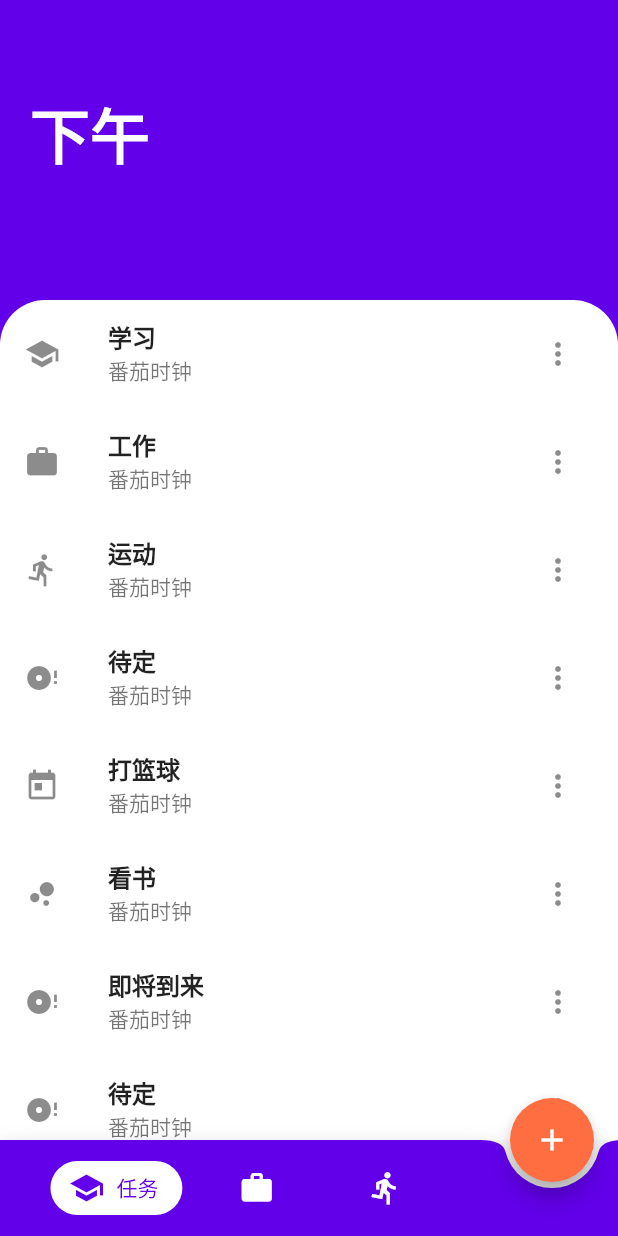
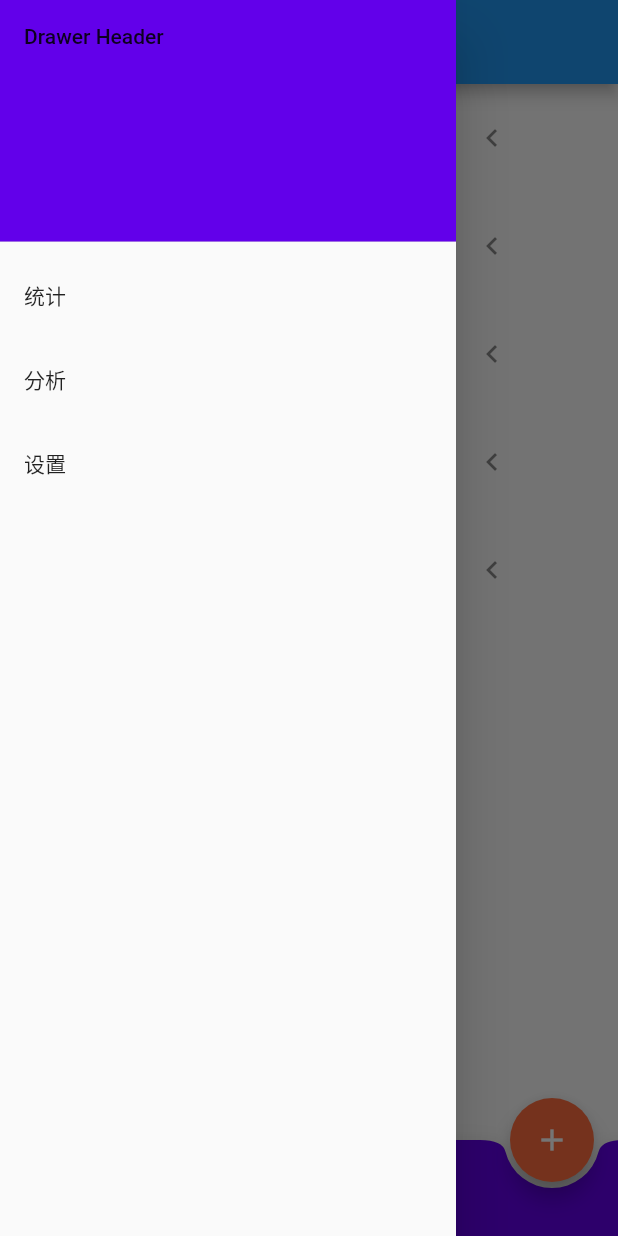
Before and after one commit to ChrisYhP/tomato-flutter, a Flutter app: the screen it shows after launch, with the side drawer open (before the commit the screen has no drawer), on a phone screen of 412 x 824 dp. Run offline on Flutter 3.47's test engine with Material 2 defaults, Android fonts, the phone set to English and light mode, and no system bars; our stand-ins replace audioplayers.

Commit message:
新增删除动画

```diff
--- a/lib/main.dart
+++ b/lib/main.dart
@@ -1,6 +1,10 @@
 import 'package:flutter/foundation.dart';
 import 'package:flutter/material.dart';
+import 'dart:math' as math;
 import 'audio.dart';
+import './pages/addlist/addList.dart';
+import './animation//RotationXTransition.dart';
+
 
 void main() {
   runApp(MyApp());
@@ -12,11 +16,11 @@ class MyApp extends StatelessWidget {
     return MaterialApp(
       title: 'Flutter',
       theme: ThemeData(
-        primaryColor: Colors.deepPurpleAccent[700],
+        primarySwatch: Colors.blue,
         visualDensity: VisualDensity.adaptivePlatformDensity,
       ),
       home: MyHomePage(),
-      routes: {},
+      routes: {"addList": (context) => AddList()},
     );
   }
 }
@@ -30,30 +34,22 @@ class MyHomePage extends StatefulWidget {
   _MyHomePageState createState() => _MyHomePageState();
 }
 
-class _MyHomePageState extends State<MyHomePage> {
+class _MyHomePageState extends State<MyHomePage> with TickerProviderStateMixin{
+
   final GlobalKey<AnimatedListState> _listkey = GlobalKey();
+
   int index = 0;
+
   int currentPage = 0;
+
   GlobalKey bottomNavigationKey = GlobalKey();
-  // 音频
 
   List _taskItems = [
-    {'name': '学习', 'icon': Icon(Icons.school)},
-    {'name': '工作', 'icon': Icon(Icons.work)},
-    {'name': '运动', 'icon': Icon(Icons.directions_run)},
-    {'name': '待定', 'icon': Icon(Icons.disc_full)},
-    {'name': '打篮球', 'icon': Icon(Icons.today)},
-    {'name': '看书', 'icon': Icon(Icons.bubble_chart)},
-    {'name': '即将到来', 'icon': Icon(Icons.disc_full)},
-    {'name': '待定', 'icon': Icon(Icons.disc_full)},
-    {'name': '打篮球', 'icon': Icon(Icons.today)},
-    {'name': '看书', 'icon': Icon(Icons.bubble_chart)},
-    {'name': '即将到来', 'icon': Icon(Icons.disc_full)},
-    {'name': '待定', 'icon': Icon(Icons.disc_full)},
-    {'name': '打篮球', 'icon': Icon(Icons.today)},
-    {'name': '看书', 'icon': Icon(Icons.bubble_chart)},
-    {'name': '即将到来', 'icon': Icon(Icons.disc_full)},
-    {'name': '待定', 'icon': Icon(Icons.disc_full)},
+    {'name': '学习', 'icon': Icon(Icons.school), 'isTap': false},
+    {'name': '工作', 'icon': Icon(Icons.work), 'isTap': false},
+    {'name': '运动', 'icon': Icon(Icons.directions_run), 'isTap': false},
+    {'name': '学习', 'icon': Icon(Icons.school), 'isTap': false},
+    {'name': '工作', 'icon': Icon(Icons.work), 'isTap': false},
   ];
 
   List _buttonItems = [
@@ -68,30 +64,83 @@ class _MyHomePageState extends State<MyHomePage> {
     AudioPlay().init();
   }
 
+  // @override
+  // void deactivate() async{
+  //   print('结束');
+  //   int result = await audioPlayer.release();
+  //   if (result == 1) {
+  //     print('release success');
+  //   } else {
+  //     print('release failed');
+  //   }
+  //   super.deactivate();
+  // }
+
+  /*
+   * 新增列表
+   */
   void _addItem() {
-    dynamic list = {'name': '22å', 'icon': Icon(Icons.school)};
+    dynamic list = {'name': '22å', 'icon': Icon(Icons.school), 'isTap': false};
+    _listkey.currentState.insertItem(0, duration: Duration(milliseconds: 1000));
     _taskItems.insert(0, list);
-    _listkey.currentState.insertItem(0);
     AudioPlay().play('mp3/add.mp3');
   }
 
-  void _removeItem(index) {
-    print(index);
+  /*
+   * 删除列表
+   */
+  void _removeItem(context, index) {
     dynamic itemToRemove = _taskItems[index];
       _taskItems.removeAt(index);
+
     _listkey.currentState.removeItem(
       index,
-      (BuildContext context, Animation<double> animation) =>
-          generateTask(index, itemToRemove, animation),
-      duration: const Duration(milliseconds: 250),
+      (BuildContext context, Animation<double> animation) {
+         print(animation.value);
+        return SlideTransition(
+          textDirection: TextDirection.rtl,
+                        position: Tween<Offset>(begin: Offset(1, 0), end: Offset(0, 0)).animate(CurvedAnimation(
+                          curve: Curves.bounceIn,
+                          parent: animation
+                        )),
+                        child: generateTask(context, index, itemToRemove),
           );
+      },
+      duration: const Duration(milliseconds: 1000),
+    );
+    Scaffold.of(context).showSnackBar(SnackBar(
+      content: Text("您删除了${itemToRemove['name']}列表"),
+      action: SnackBarAction(
+        label: '撤销',
+        onPressed: () {
+          _taskItems.insert(index, itemToRemove);
+          _listkey.currentState.insertItem(index);
+        },
+      ),
+    ));
     AudioPlay().play('mp3/remove.mp3');
   }
 
-  Widget generateTask(int i, dynamic taskdata, Animation animation) {
-    return ScaleTransition(
-      scale: animation,
-      child: ListTile(
+  /*
+   * 生成任务列表
+   */
+  Widget generateTask(
+      BuildContext context, int i, dynamic taskdata) {
+
+    return ListTile(
+    onTap: () {
+      setState(() {
+        this._taskItems = this
+      ._taskItems
+      .asMap()
+      .keys
+      .map((r) => ({
+            ..._taskItems[i],
+            'isTap': r == i ? !_taskItems[i]['isTap'] : false
+          }))
+      .toList();
+      });
+    },
     title: Text(
       taskdata['name'],
       style: TextStyle(fontWeight: FontWeight.bold),
@@ -100,56 +149,86 @@ class _MyHomePageState extends State<MyHomePage> {
       '番茄时钟',
       style: TextStyle(fontSize: 14),
     ),
-        leading: Flex(
-          direction: Axis.vertical,
+    leading: Container(
+      width: 30,
+      child: Column(
         mainAxisAlignment: MainAxisAlignment.center,
         children: <Widget>[taskdata['icon']],
       ),
-        trailing: PopupMenuButton(
+    ),
+    trailing: Container(
+      width: 80,
+      child: Row(
+        mainAxisAlignment: MainAxisAlignment.start,
+      children: <Widget>[
+      AnimatedSwitcher(
+        duration: const Duration(milliseconds: 500),
+        transitionBuilder: (Widget child, Animation<double> animation) {
+          return ScaleTransition(child: child, scale: animation);
+        },
+        child: Icon(Icons.chevron_left,key: Key('${taskdata['isTap']}${i}'),),
+      ),
+      taskdata['isTap']
+          ? Container(
+              child: PopupMenuButton(
+                offset: Offset(20, 40),
                 onSelected: (value) {
                   switch (value) {
                     case 'delete':
-                _removeItem(i);
+                      _removeItem(context, i);
                       break;
                     case 'add':
+                      _addItem();
                       break;
                     default:
                   }
                 },
                 itemBuilder: (context) => <PopupMenuEntry<String>>[
                   PopupMenuItem(
+                      height: 20,
                       value: 'add',
-              child: ListTile(leading: Icon(Icons.add), title: Text('添加子任务')),
-            ),
+                      child: Text(
+                        '新增',
+                        style: TextStyle(fontSize: 12),
+                      )),
                   PopupMenuDivider(),
                   PopupMenuItem(
+                    height: 20,
                     value: 'delete',
-              child: ListTile(
-                leading: Icon(Icons.delete),
-                title: Text('删除'),
+                    child: Text(
+                      '删除',
+                      style: TextStyle(fontSize: 12),
                     ),
                   ),
+                ],
+              ),
+            )
+          : Container(),
       ],
         ),
     ),
         );
   }
 
+  /*
+   * 底部导航按钮
+   */
   Widget generateButton(i, buttonData) {
-    return ButtonTheme(
-      minWidth: 30,
+    return AnimatedSize(
+
+          duration: Duration(milliseconds: 200),
+          vsync: this,
+          child: SizedBox(
+          width: index == i ? 100 : 60,
           child: FlatButton.icon(
       color: index == i ? Colors.white : Colors.deepPurpleAccent[700],
-        shape: index == i
-            ? RoundedRectangleBorder(
-                borderRadius: BorderRadius.all(Radius.circular(20)))
-            : null,
+      shape: RoundedRectangleBorder(
+              borderRadius: BorderRadius.all(Radius.circular(20))),
       onPressed: () {
         setState(() {
           index = i;
         });
       },
-        highlightColor: Colors.orangeAccent[100],
       label: index == i
           ? Text(
               buttonData['name'],
@@ -161,54 +240,39 @@ class _MyHomePageState extends State<MyHomePage> {
         color: index == i ? Colors.deepPurpleAccent[700] : Colors.white,
       ),
           ),
+        ),
     );
   }
 
   @override
   Widget build(BuildContext context) {
+    print(_taskItems.length);
     return Scaffold(
+      appBar: AppBar(title: Text('任务')),
       body: Container(
-        color: Colors.deepPurpleAccent[700],
         child: Column(
           children: <Widget>[
-            Transform.translate(
-              offset: Offset(0, 40),
-              child: Container(
-                width: double.infinity,
-                height: 200,
-                child: Padding(
-                  padding: const EdgeInsets.all(20.0),
-                  child: Text(
-                    '下午',
-                    style: TextStyle(
-                        color: Colors.white,
-                        fontSize: 40,
-                        fontWeight: FontWeight.w800),
-                  ),
-                ),
-              ),
-            ),
             Expanded(
-                child: Container(
-              decoration: BoxDecoration(
-                  color: Colors.white,
-                  borderRadius: BorderRadius.only(
-                      topLeft: Radius.circular(30),
-                      topRight: Radius.circular(30))),
                 child: AnimatedList(
               key: _listkey,
               initialItemCount: _taskItems.length,
               itemBuilder: (BuildContext context, int index,
                       Animation<double> animation) =>
-                    generateTask(index, _taskItems[index], animation),
-              ),
-            ))
+                  SlideTransition(
+                    position: Tween<Offset>(begin: Offset(1, 0), end: Offset(0, 0)).animate(CurvedAnimation(
+                      curve: Curves.easeInOutBack,
+                      parent: animation
+                    )),
+                    child: generateTask(context, index, _taskItems[index]),
+                  )
+                  ,
+            )),
           ],
         ),
       ),
       floatingActionButton: FloatingActionButton(
         backgroundColor: Colors.deepOrangeAccent,
-        onPressed: () => _addItem(),
+        onPressed: () => Navigator.pushNamed(context, 'addList'),
         tooltip: '新增',
         child: Icon(
           Icons.add,
@@ -228,12 +292,49 @@ class _MyHomePageState extends State<MyHomePage> {
                   .keys
                   .map((i) => generateButton(i, _buttonItems[i]))
                   .toList(),
-              SizedBox(width: 60,)
+              SizedBox(
+                width: 60,
+              )
             ],
             mainAxisAlignment: MainAxisAlignment.spaceEvenly,
           ),
         ),
       ),
+      drawer: Drawer(
+        child: ListView(
+          // Important: Remove any padding from the ListView.
+          padding: EdgeInsets.zero,
+          children: <Widget>[
+            DrawerHeader(
+              child: Text('Drawer Header'),
+              decoration: BoxDecoration(
+                color: Colors.deepPurpleAccent[700],
+              ),
+            ),
+            ListTile(
+              title: Text('统计'),
+              onTap: () {
+                // Update the state of the app.
+                // ...
+              },
+            ),
+            ListTile(
+              title: Text('分析'),
+              onTap: () {
+                // Update the state of the app.
+                // ...
+              },
+            ),
+            ListTile(
+              title: Text('设置'),
+              onTap: () {
+                // Update the state of the app.
+                // ...
+              },
+            ),
+          ],
+        ),
+      ),
     );
   }
 }
```
Also changed, not shown: lib/animation/RotationXTransition.dart (added, +45 -0 lines), lib/animation/animationListItem.dart (added, +40 -0 lines), lib/pages/addlist/addList.dart (added, +21 -0 lines), 2 other files. Lines whose indentation alone changed are shown as unchanged.
